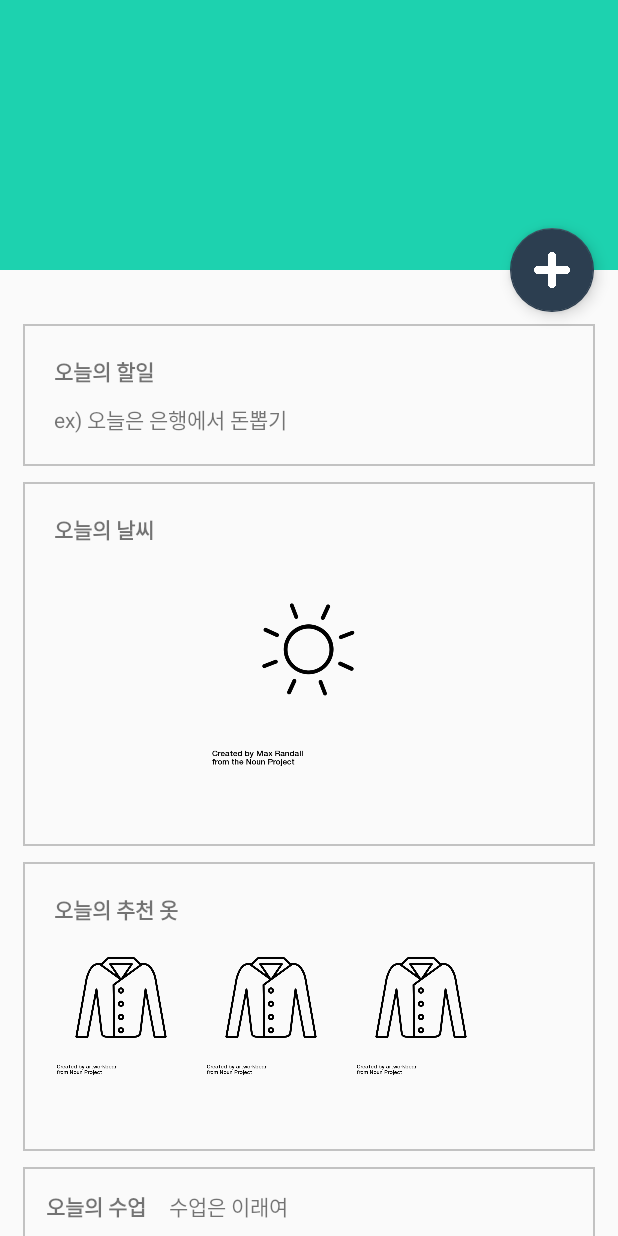
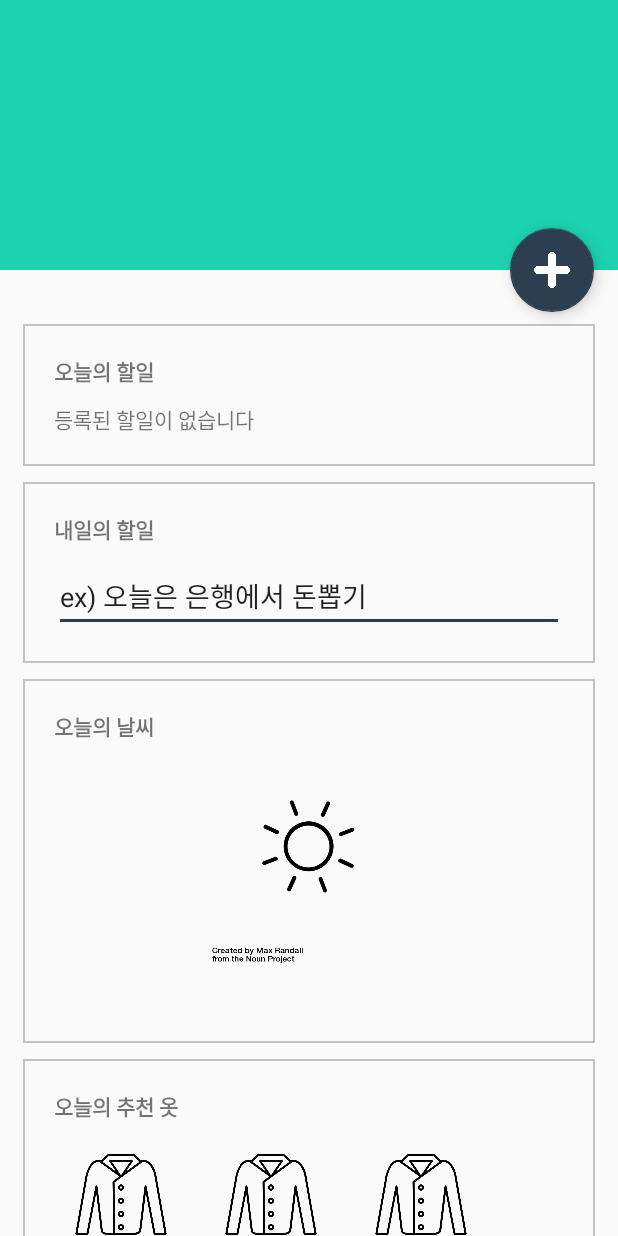
Before and after one commit to moklise/TIL, an Android app: the layout activity_scrolling.xml on its own in the app's theme, with its tools: preview values and no code run, on a phone screen of 412 x 824 dp. Run offline under Robolectric (Android 15) with nearby library versions, the light colour scheme and no system bars.

Commit message:
[Android] 프로젝트 과제 제출

```diff
--- a/Homework/Android/OnceCheck/app/src/main/res/layout/content_scrolling.xml
+++ b/Homework/Android/OnceCheck/app/src/main/res/layout/content_scrolling.xml
@@ -36,6 +36,31 @@
 
             <TextView
                 android:id="@+id/todaytodoText"
+                android:layout_width="match_parent"
+                android:layout_height="wrap_content"
+                android:layout_margin="5dip"
+                android:text="등록된 할일이 없습니다"/>
+        </LinearLayout>
+
+        <LinearLayout
+            android:layout_width="match_parent"
+            android:layout_height="wrap_content"
+            android:background="@drawable/border"
+            android:padding="15dip"
+            android:layout_marginTop="5dip"
+            android:layout_marginBottom="5dip"
+            android:orientation="vertical">
+
+            <TextView
+                android:layout_width="wrap_content"
+                android:layout_height="wrap_content"
+                android:layout_marginRight="15sp"
+                android:textStyle="bold"
+                android:layout_margin="5dip"
+                android:text="내일의 할일"/>
+
+            <EditText
+                android:id="@+id/tomorrowtodoText"
                 android:layout_width="match_parent"
                 android:layout_height="wrap_content"
                 android:layout_margin="5dip"
```
Also changed, not shown: Homework/Android/OnceCheck/app/src/main/java/com/example/minseok/oncecheck/InitializerActivity.java (+6 -1 lines), Homework/Android/OnceCheck/app/src/main/java/com/example/minseok/oncecheck/ScrollingActivity.java (+11 -4 lines), Homework/Android/OnceCheck/app/src/main/res/layout/activity_initializer.xml (+17 -0 lines).
